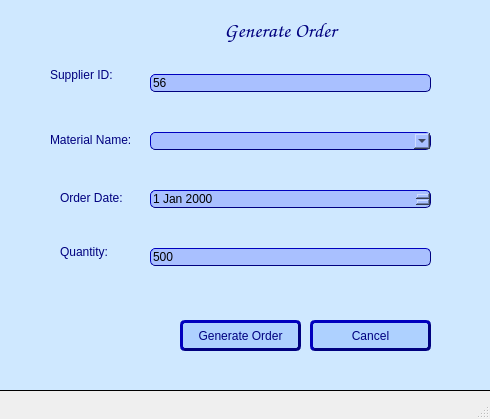
The window that Code-Connection/Screens/42 Supplier Generate Order Form.ui (ElyanAli/DairyPro) describes before a commit, drawn with Qt 5.
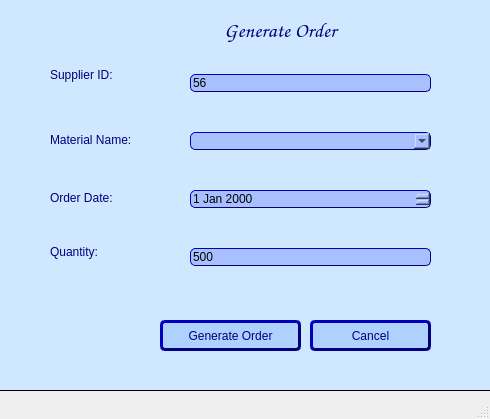
The same window after the commit.

Patch:
```diff
--- a/Code-Connection/Screens/42 Supplier Generate Order Form.ui
+++ b/Code-Connection/Screens/42 Supplier Generate Order Form.ui
@@ -17,9 +17,9 @@
    <widget class="QWidget" name="layoutWidget">
     <property name="geometry">
      <rect>
-      <x>150</x>
+      <x>190</x>
       <y>40</y>
-      <width>281</width>
+      <width>241</width>
       <height>261</height>
      </rect>
     </property>
@@ -103,9 +103,9 @@
    <widget class="QPushButton" name="generate_order">
     <property name="geometry">
      <rect>
-      <x>180</x>
+      <x>160</x>
       <y>320</y>
-      <width>121</width>
+      <width>141</width>
       <height>31</height>
      </rect>
     </property>
@@ -176,9 +176,9 @@
    <widget class="QLabel" name="label_3">
     <property name="geometry">
      <rect>
-      <x>60</x>
+      <x>50</x>
       <y>230</y>
-      <width>90</width>
+      <width>191</width>
       <height>45</height>
      </rect>
     </property>
@@ -193,9 +193,9 @@
    <widget class="QLabel" name="label_7">
     <property name="geometry">
      <rect>
-      <x>60</x>
+      <x>50</x>
       <y>170</y>
-      <width>90</width>
+      <width>181</width>
       <height>57</height>
      </rect>
     </property>
@@ -212,7 +212,7 @@
      <rect>
       <x>50</x>
       <y>100</y>
-      <width>90</width>
+      <width>171</width>
       <height>81</height>
      </rect>
     </property>
@@ -229,7 +229,7 @@
      <rect>
       <x>50</x>
       <y>50</y>
-      <width>90</width>
+      <width>141</width>
       <height>51</height>
      </rect>
     </property>
```
